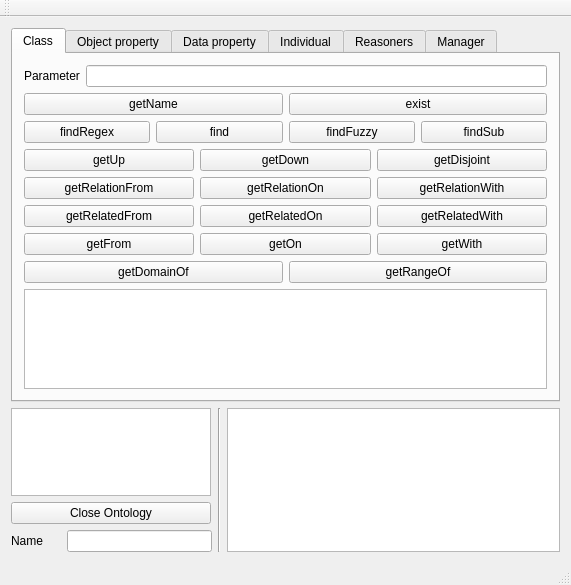
Qt form ui/ontologui.ui (sarthou/ontologenius) before a commit.
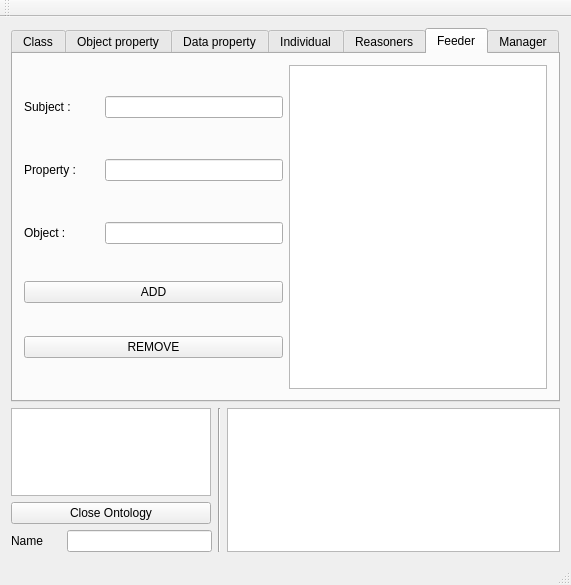
The same form after that commit. The open tabs and pages were chosen to show the change. Icons and pictures are not drawn. Custom widgets are drawn as their Qt base class.

Commit message: [UPDATE] ontoloGUI feeder tab

Diff of the .ui file:
```diff
--- a/ui/ontologui.ui
+++ b/ui/ontologui.ui
@@ -1111,6 +1111,163 @@
         </item>
        </layout>
       </widget>
+      <widget class="QWidget" name="FeederTab">
+       <attribute name="title">
+        <string>Feeder</string>
+       </attribute>
+       <layout class="QHBoxLayout" name="horizontalLayout_32">
+        <item>
+         <layout class="QVBoxLayout" name="verticalLayout_7">
+           <item>
+             <layout class="QHBoxLayout" name="horizontalLayout_33">
+
+               <item >
+                <widget class="QLabel" name="label_17">
+                  <property name="minimumSize">
+                   <size>
+                    <width>75</width>
+                    <height>30</height>
+                   </size>
+                  </property>
+                  <property name="maximumSize">
+                   <size>
+                    <width>75</width>
+                    <height>30</height>
+                   </size>
+                  </property>
+                 <property name="sizePolicy">
+                  <sizepolicy hsizetype="Preferred" vsizetype="Preferred">
+                   <horstretch>0</horstretch>
+                   <verstretch>0</verstretch>
+                  </sizepolicy>
+                 </property>
+                 <property name="text">
+                  <string>Subject : </string>
+                 </property>
+                </widget>
+               </item>
+
+               <item>
+                <widget class="QLineEdit" name="FeederSubject">
+                 </widget>
+               </item>
+
+             </layout>
+           </item>
+
+           <item>
+             <layout class="QHBoxLayout" name="horizontalLayout_34">
+
+               <item >
+                <widget class="QLabel" name="label_18">
+                  <property name="minimumSize">
+                   <size>
+                    <width>75</width>
+                    <height>30</height>
+                   </size>
+                  </property>
+                  <property name="maximumSize">
+                   <size>
+                    <width>75</width>
+                    <height>30</height>
+                   </size>
+                  </property>
+                 <property name="sizePolicy">
+                  <sizepolicy hsizetype="Preferred" vsizetype="Preferred">
+                   <horstretch>0</horstretch>
+                   <verstretch>0</verstretch>
+                  </sizepolicy>
+                 </property>
+                 <property name="text">
+                  <string>Property : </string>
+                 </property>
+                </widget>
+               </item>
+
+               <item>
+                <widget class="QLineEdit" name="FeederProperty">
+                 </widget>
+               </item>
+
+             </layout>
+           </item>
+
+           <item>
+             <layout class="QHBoxLayout" name="horizontalLayout_35">
+
+               <item >
+                <widget class="QLabel" name="label_19">
+                  <property name="minimumSize">
+                   <size>
+                    <width>75</width>
+                    <height>30</height>
+                   </size>
+                  </property>
+                  <property name="maximumSize">
+                   <size>
+                    <width>75</width>
+                    <height>30</height>
+                   </size>
+                  </property>
+                 <property name="sizePolicy">
+                  <sizepolicy hsizetype="Preferred" vsizetype="Preferred">
+                   <horstretch>0</horstretch>
+                   <verstretch>0</verstretch>
+                  </sizepolicy>
+                 </property>
+                 <property name="text">
+                  <string>Object : </string>
+                 </property>
+                </widget>
+               </item>
+
+               <item>
+                <widget class="QLineEdit" name="FeederObject">
+                 </widget>
+               </item>
+
+             </layout>
+           </item>
+
+           <item>
+            <widget class="QPushButtonExtended" name="FeederAddButton">
+             <property name="text">
+              <string>ADD</string>
+             </property>
+            </widget>
+           </item>
+
+           <item>
+            <widget class="QPushButtonExtended" name="FeederDelButton">
+             <property name="text">
+              <string>REMOVE</string>
+             </property>
+            </widget>
+           </item>
+
+         </layout>
+        </item>
+        <item>
+         <widget class="QTextEdit" name="FeederInfo">
+          <property name="maximumSize">
+           <size>
+            <width>350</width>
+            <height>16777215</height>
+           </size>
+          </property>
+          <property name="readOnly">
+           <bool>true</bool>
+          </property>
+          <property name="cursorWidth">
+           <number>1</number>
+          </property>
+          <property name="textInteractionFlags">
+           <set>Qt::NoTextInteraction</set>
+          </property>
+         </widget>
+        </item>
+       </layout>
+      </widget>
       <widget class="QWidget" name="ManagerTab">
        <attribute name="title">
         <string>Manager</string>
```
Left out of the diff: 2 changed lines with no effect on the pictures. The commit also changes 3 other files.
